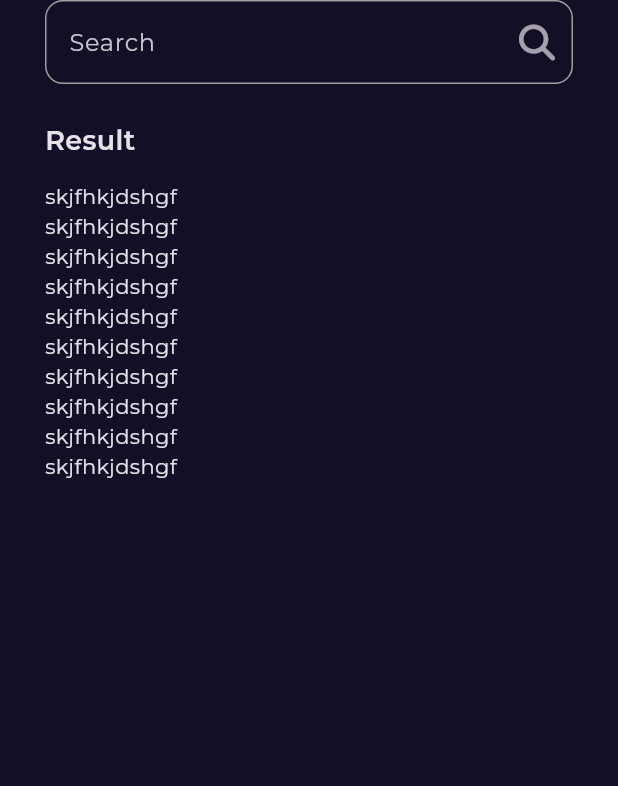
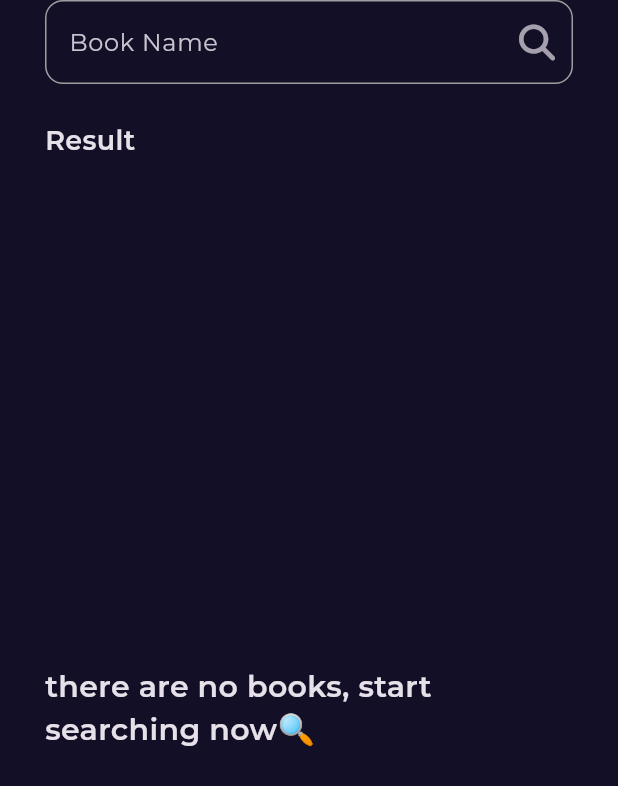
Before and after one commit to ramy23149/bookly_app, a Flutter app: the screen it shows after launch, after a tap on an icon or button, on a phone screen of 412 x 824 dp. Shown: the top 786 px of the screen. Run offline on Flutter 3.47's test engine with Material 3 defaults, Android fonts, the phone set to English and light mode, and no system bars; our stand-ins replace bloc, cached_network_image, dartz, dio, equatable, flutter_bloc and 4 more; network calls fail.

Commit message:
triger getbooks methoud in custom text field widget and search view done

```diff
--- a/lib/core/router.dart
+++ b/lib/core/router.dart
@@ -4,6 +4,8 @@ import 'package:bookly_app/features/home/data/repos/home_repo_impl.dart';
 import 'package:bookly_app/features/home/presentation/maneger/suggestion_Books_cubit/suggestion_books_cubit.dart';
 import 'package:bookly_app/features/home/presentation/views/book_details.dart';
 import 'package:bookly_app/features/home/presentation/views/home_view.dart';
+import 'package:bookly_app/features/search/presentation/data/repos/search_repo_imple.dart';
+import 'package:bookly_app/features/search/presentation/maneger/searching_cubit/search_cubit.dart';
 import 'package:bookly_app/features/search/presentation/views/search_view.dart';
 import 'package:bookly_app/features/splash/presentation/views/splash_view.dart';
 import 'package:flutter/material.dart';
@@ -28,19 +30,23 @@ abstract class RouterApp {
         builder: (context, state) => const HomeView(),
       ),
       GoRoute(
-          builder: (context, state) =>  BlocProvider(
+          builder: (context, state) => BlocProvider(
                 create: (context) => SuggestionBooksCubit(
-                  getIt.get<HomeRepoImpl>(),
-                  state.extra as BookModel
-
-                )..fetchSuggestionBooks(),
-                child:   BookDetailsView(
-                   bookModel: state.extra as BookModel,
+                    getIt.get<HomeRepoImpl>(), state.extra as BookModel)
+                  ..fetchSuggestionBooks(),
+                child: BookDetailsView(
+                  bookModel: state.extra as BookModel,
                 ),
               ),
           path: kBookDetailsView),
       GoRoute(
-          builder: (context, state) => const SearchView(), path: kSearchView)
+          builder: (context, state) => BlocProvider(
+                create: (context) => SearchCubit(
+                  getIt.get<SearchRopoImple>(),
+                ),//..getSerchBooks(bookName: ),
+                child: const SearchView(),
+              ),
+          path: kSearchView)
     ],
   );
 }
--- a/lib/core/service_locator.dart
+++ b/lib/core/service_locator.dart
@@ -1,5 +1,6 @@
 import 'package:bookly_app/core/api_service.dart';
 import 'package:bookly_app/features/home/data/repos/home_repo_impl.dart';
+import 'package:bookly_app/features/search/presentation/data/repos/search_repo_imple.dart';
 import 'package:dio/dio.dart';
 import 'package:get_it/get_it.dart';
 
@@ -8,8 +9,7 @@ final getIt = GetIt.instance;
 void setupServiceLocator() {
   getIt.registerSingleton<ApiService>(ApiService(Dio()));
   getIt.registerSingleton<HomeRepoImpl>(HomeRepoImpl(getIt.get<ApiService>()));
-
-
+  getIt.registerSingleton<SearchRopoImple>(SearchRopoImple(getIt.get<ApiService>()));
 }
 //===========================================================================
 // blash tst8dem el get fi 3mal el cubit 3l4an m4 hat2flo zy el blocProveder|
--- a/lib/core/widgets/custom_loading_indecator.dart
+++ b/lib/core/widgets/custom_loading_indecator.dart
@@ -5,7 +5,7 @@ class CustomLoadingIndecator extends StatelessWidget {
 
   @override
   Widget build(BuildContext context) {
-    return  Center(
+    return  const Center(
       child: CircularProgressIndicator(),
     );
   }
--- a/lib/features/home/presentation/views/home_view.dart
+++ b/lib/features/home/presentation/views/home_view.dart
@@ -2,11 +2,11 @@ import 'package:bookly_app/features/home/presentation/views/widgets/home_view_bo
 import 'package:flutter/material.dart';
 
 class HomeView extends StatelessWidget {
-  const HomeView({super.key});
+  const HomeView({super.key,});
 
   @override
   Widget build(BuildContext context) {
-    return const Scaffold(
+    return  const Scaffold(
       body: HomeViewBody(),
     );
   }
--- a/lib/features/home/presentation/views/widgets/costum_appbar.dart
+++ b/lib/features/home/presentation/views/widgets/costum_appbar.dart
@@ -5,7 +5,7 @@ import 'package:font_awesome_flutter/font_awesome_flutter.dart';
 import 'package:go_router/go_router.dart';
 
 class CostumAppBar extends StatelessWidget {
-  const CostumAppBar({super.key});
+  const CostumAppBar({super.key,});
 
   @override
   Widget build(BuildContext context) {
--- a/lib/features/search/presentation/data/repos/search_repo.dart
+++ b/lib/features/search/presentation/data/repos/search_repo.dart
@@ -3,5 +3,5 @@ import 'package:bookly_app/features/home/data/models/book_model/book_model.dart'
 import 'package:dartz/dartz.dart';
 
 abstract class SearchRopo {
-  Future<Either<Failer, List<BookModel>>> fetchSearchBooks({required String searchingAbout});
+  Future<Either<Failer, List<BookModel>>> fetchSearchBooks({required String? bookName});
 }
--- a/lib/features/search/presentation/data/repos/search_repo_imple.dart
+++ b/lib/features/search/presentation/data/repos/search_repo_imple.dart
@@ -10,12 +10,11 @@ class SearchRopoImple implements SearchRopo {
 
   SearchRopoImple(this.apiService);
   @override
-  Future<Either<Failer, List<BookModel>>> fetchSearchBooks(
-      {required String searchingAbout}) async {
+  Future<Either<Failer, List<BookModel>>> fetchSearchBooks({required String? bookName}) async {
     try {
       var data = await apiService.get(
           endPoint:
-              'volumes?Filtering=free-ebooks&Sorting=relevance&q=subject:$searchingAbout');
+              'volumes?Filtering=free-ebooks&Sorting=relevance&q=intitle:$bookName');
       List<BookModel> bookItems = [];
 
       for (var item in data['items']) {
--- a/lib/features/search/presentation/views/search_view.dart
+++ b/lib/features/search/presentation/views/search_view.dart
@@ -2,12 +2,13 @@ import 'package:bookly_app/features/search/presentation/views/widgets/search_vie
 import 'package:flutter/material.dart';
 
 class SearchView extends StatelessWidget {
-  const SearchView({super.key});
+  const SearchView({super.key, });
 
   @override
   Widget build(BuildContext context) {
     return const Scaffold(
-      body: SafeArea(child: SearchViewBody()),
+      body: SafeArea(
+          child: SearchViewBody()),
     );
   }
 }
--- a/lib/features/search/presentation/views/widgets/custom_text_field.dart
+++ b/lib/features/search/presentation/views/widgets/custom_text_field.dart
@@ -1,4 +1,6 @@
+import 'package:bookly_app/features/search/presentation/maneger/searching_cubit/search_cubit.dart';
 import 'package:flutter/material.dart';
+import 'package:flutter_bloc/flutter_bloc.dart';
 import 'package:font_awesome_flutter/font_awesome_flutter.dart';
 
 class CustomTextField extends StatelessWidget {
@@ -7,10 +9,13 @@ class CustomTextField extends StatelessWidget {
   @override
   Widget build(BuildContext context) {
     return TextField(
+      onSubmitted: (value) {
+        BlocProvider.of<SearchCubit>(context).getSerchBooks(bookName: value);
+      },
       decoration: InputDecoration(
         enabledBorder: buildOutLineInputBorder(Colors.grey),
         focusedBorder: buildOutLineInputBorder(Colors.white),
-        hintText: 'Search',
+        hintText: 'Book Name',
         suffixIcon: IconButton(
           onPressed: () {},
           icon: const Opacity(
--- /dev/null
+++ b/lib/features/search/presentation/views/widgets/inital_state.dart
@@ -0,0 +1,13 @@
+import 'package:bookly_app/core/styles.dart';
+import 'package:flutter/material.dart';
+
+class InitialState extends StatelessWidget {
+  const InitialState({super.key});
+
+  @override
+  Widget build(BuildContext context) {
+    return const Center(
+    child: Text('there are no books, start searching now🔍',style: Styles.textStyle20,maxLines: 2,overflow:TextOverflow.visible,),
+    );
+  }
+}
--- a/lib/features/search/presentation/views/widgets/search_result_list_view.dart
+++ b/lib/features/search/presentation/views/widgets/search_result_list_view.dart
@@ -1,17 +1,36 @@
-
+import 'package:bookly_app/core/widgets/custom_error_massege.dart';
+import 'package:bookly_app/core/widgets/custom_loading_indecator.dart';
+import 'package:bookly_app/features/home/presentation/views/widgets/Best_Seller_List_View_Item.dart';
+import 'package:bookly_app/features/search/presentation/maneger/searching_cubit/search_cubit.dart';
+import 'package:bookly_app/features/search/presentation/views/widgets/inital_state.dart';
 import 'package:flutter/material.dart';
+import 'package:flutter_bloc/flutter_bloc.dart';
 
 class SearchResultListView extends StatelessWidget {
-  const SearchResultListView({super.key, //required this.bookModel
+  const SearchResultListView({
+    super.key,
   });
-//  final BookModel bookModel;
+
   @override
   Widget build(BuildContext context) {
-    return ListView.builder(
-      itemCount: 10,
-      itemBuilder: (context, index) {
-         return const Text('skjfhkjdshgf');
-        //return BookListViewItem();
+    return BlocBuilder<SearchCubit, SearchState>(
+      builder: (context, state) {
+        if (state is SearchSuccess) {
+          return ListView.builder(
+            itemCount: state.books.length,
+            itemBuilder: (context, index) {
+              return BookListViewItem(
+                bookModel: state.books[index],
+              );
+            },
+          );
+        } else if (state is SearchFailer) {
+          return CustomErrorMassege(errMassege: state.errmassege);
+        } else if (state is SearchLoading) {
+          return const CustomLoadingIndecator();
+        } else {
+          return InitialState();
+        }
       },
     );
   }
--- a/lib/features/search/presentation/views/widgets/search_view_body.dart
+++ b/lib/features/search/presentation/views/widgets/search_view_body.dart
@@ -1,15 +1,14 @@
 import 'package:bookly_app/core/styles.dart';
-import 'package:bookly_app/features/home/data/models/book_model/book_model.dart';
 import 'package:bookly_app/features/search/presentation/views/widgets/custom_text_field.dart';
 import 'package:bookly_app/features/search/presentation/views/widgets/search_result_list_view.dart';
 import 'package:flutter/material.dart';
 
 class SearchViewBody extends StatelessWidget {
-  const SearchViewBody({super.key});
+  const SearchViewBody({super.key,});
 
   @override
   Widget build(BuildContext context) {
-    return const Padding(
+    return  const Padding(
       padding: EdgeInsets.symmetric(horizontal: 30),
       child: Column(
         crossAxisAlignment: CrossAxisAlignment.start,
--- a/lib/main.dart
+++ b/lib/main.dart
@@ -7,6 +7,7 @@ import 'package:bookly_app/features/home/presentation/maneger/newset_books_cubit
 import 'package:flutter/material.dart';
 import 'package:flutter_bloc/flutter_bloc.dart';
 import 'package:google_fonts/google_fonts.dart';
+
 
 void main() {
   setupServiceLocator();
```
Also changed, not shown: lib/features/home/presentation/views/widgets/home_view_body.dart (+10 -9 lines), lib/features/search/presentation/maneger/searching_cubit/search_cubit.dart (+4 -4 lines).
